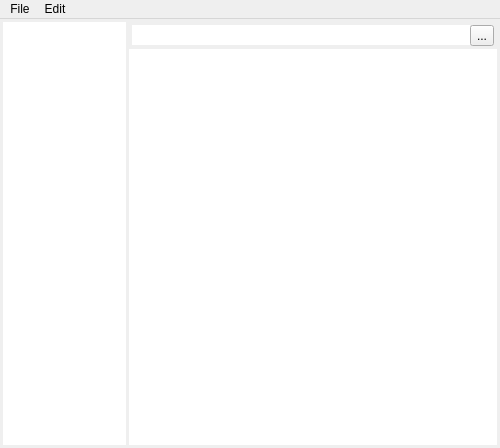
Before: the Qt Designer form src/notesform.ui in graninas/WhiteLightNotes, drawn with Qt 5.
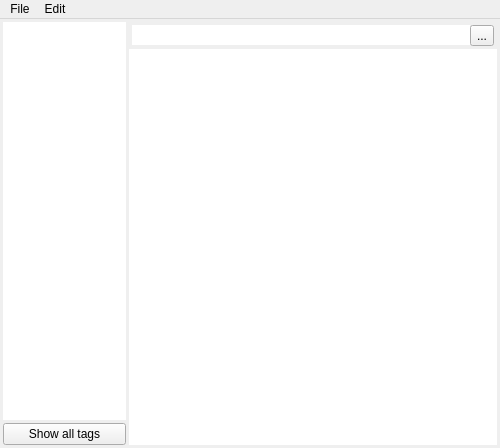
After: the same form once the commit is applied. Icons and pictures are not drawn.

Diff of the .ui file:
```diff
--- a/src/notesform.ui
+++ b/src/notesform.ui
@@ -64,6 +64,13 @@
         </property>
        </widget>
       </item>
+      <item>
+       <widget class="QPushButton" name="pb_ShowAllTags">
+        <property name="text">
+         <string>Show all tags</string>
+        </property>
+       </widget>
+      </item>
      </layout>
     </item>
     <item>
```
Left out of the diff: 63 changed lines with no effect on the pictures.
